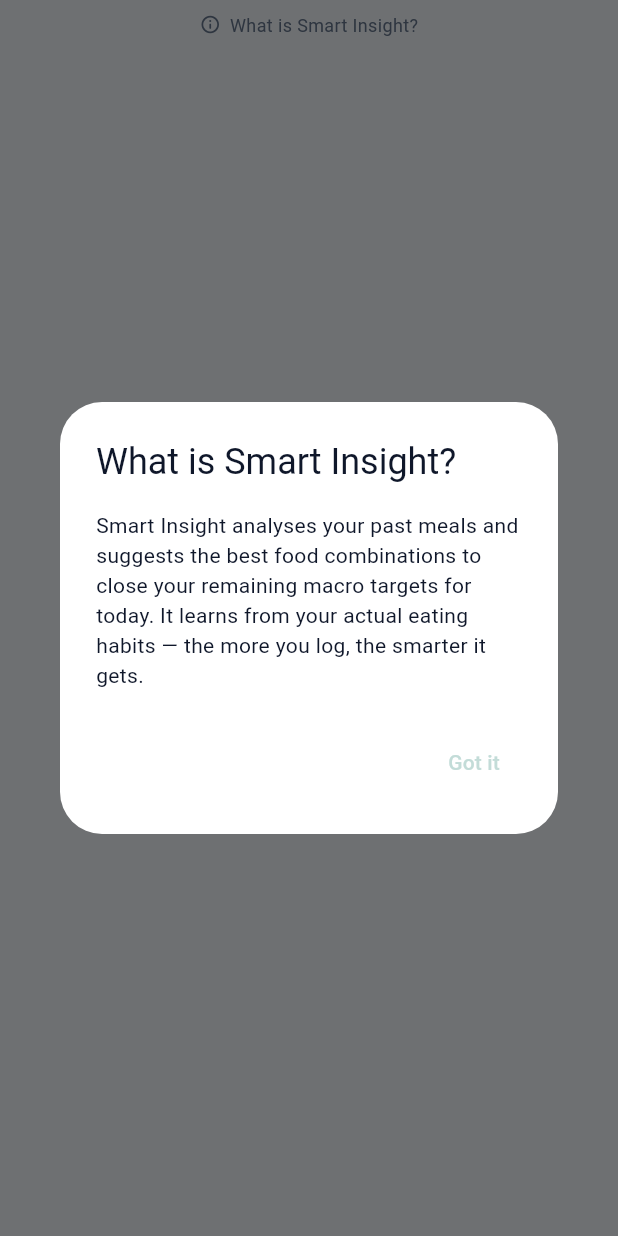
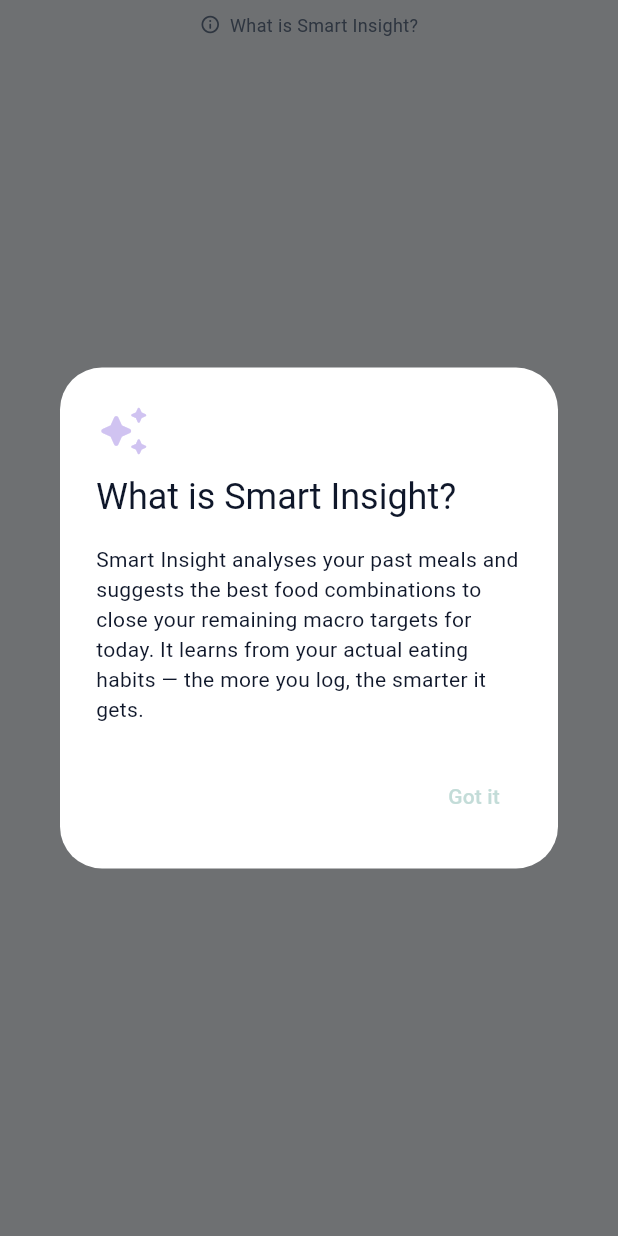
Before and after one commit to worldpeacemetta/WorldPeaceBuilder, a Flutter app: the _InfoRow widget shown alone on an empty page, opened directly, after a tap on "What is Smart Insight?", on a phone screen of 412 x 824 dp. Run offline on Flutter 3.47's test engine with Material 3 defaults, Android fonts, the phone set to English and light mode, and no system bars; our stand-ins replace fl_chart, flutter_riverpod, go_router, image_picker, lottie, shared_preferences and 1 more; missing offline and left inert: mobile_scanner; accounts and stored records are empty; project files that could hold a hidden picture were left out.

Commit message:
Add AI sparkle icon to Smart Insight sheet and info dialog
Places Icons.auto_awesome_rounded (gold/kcal colour) next to the
'Smart Insight' title in the main bottom sheet header, and as a
prominent 36dp icon at the top of the 'What is Smart Insight?'
AlertDialog — consistent with the icon already used in _EmptyState.

https://claude.ai/code/session_01BCLtVubU6Uf5Wh357xfQka

```diff
--- a/mobile/lib/widgets/smart_insight_sheet.dart
+++ b/mobile/lib/widgets/smart_insight_sheet.dart
@@ -105,9 +105,19 @@ class _SmartInsightSheet extends ConsumerWidget {
                 Column(
                   crossAxisAlignment: CrossAxisAlignment.start,
                   children: [
-                    Text('Smart Insight',
-                        style: Theme.of(context).textTheme.titleMedium
-                            ?.copyWith(fontWeight: FontWeight.w700)),
+                    Row(
+                      children: [
+                        Icon(
+                          Icons.auto_awesome_rounded,
+                          size: 18,
+                          color: AppColors.kcal,
+                        ),
+                        const SizedBox(width: 6),
+                        Text('Smart Insight',
+                            style: Theme.of(context).textTheme.titleMedium
+                                ?.copyWith(fontWeight: FontWeight.w700)),
+                      ],
+                    ),
                     if (insightAsync.valueOrNull?.loggedDays != null &&
                         insightAsync.value!.loggedDays > 0)
                       Text(
@@ -625,7 +635,19 @@ class _InfoRow extends StatelessWidget {
       onTap: () => showDialog(
         context: context,
         builder: (_) => AlertDialog(
-          title: const Text('What is Smart Insight?'),
+          title: Column(
+            mainAxisSize: MainAxisSize.min,
+            crossAxisAlignment: CrossAxisAlignment.start,
+            children: [
+              Icon(
+                Icons.auto_awesome_rounded,
+                size: 36,
+                color: AppColors.kcal,
+              ),
+              const SizedBox(height: 10),
+              const Text('What is Smart Insight?'),
+            ],
+          ),
           content: const Text(
             'Smart Insight analyses your past meals and suggests the best '
             'food combinations to close your remaining macro targets for today. '
```
